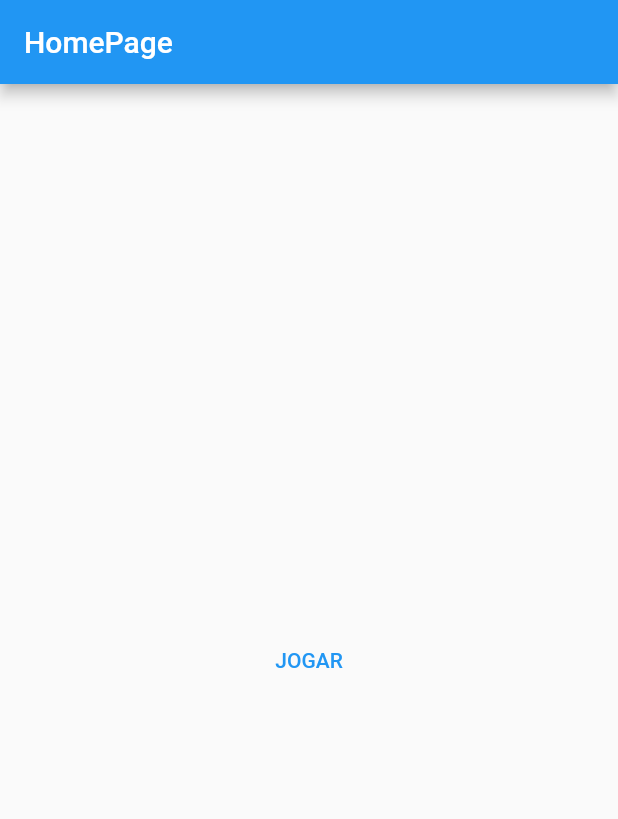
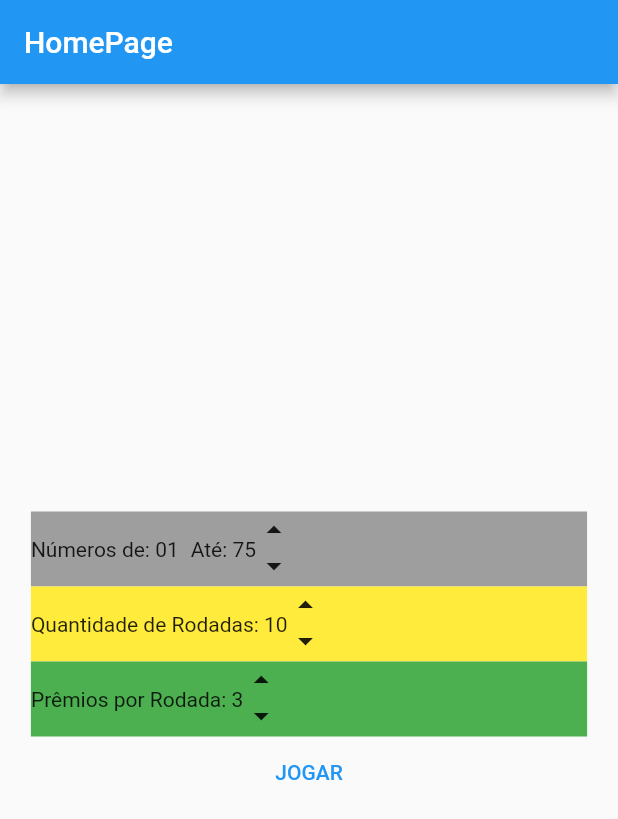
Before and after one commit to eversonevo/bingo_melissa, a Flutter app: the screen it shows after launch, on a phone screen of 412 x 824 dp. Shown: the top 819 px of the screen. Run offline on Flutter 3.47's test engine with Material 2 defaults, Android fonts, the phone set to English and light mode, and no system bars; our stand-ins replace get.

Commit message:
avanços

```diff
--- a/lib/app/modules/bingo/bingo_page.dart
+++ b/lib/app/modules/bingo/bingo_page.dart
@@ -14,6 +14,19 @@ class BingoPage extends GetView<BingoController> {
       ),
       body: Column(
         children: [
+          Text('Total de rodadas: '+controller.rodadas.toString()),
+          Container(
+            height: 50,
+            child: Row(
+              children: [
+                Text('Rodada: '),
+                Obx (() => Text(controller.iniciaRodada.value.toString())),
+                TextButton(onPressed: controller.validaRodadas, child: Text('PRÓXIMA RODADA')),
+              ],
+            ),
+          ),
+          SizedBox(height: 8,),
+          Text('Prêmio: '),
           SizedBox(
             width: double.infinity,
             height: 30,
--- a/lib/app/modules/bingo/widgets/button_bingo.dart
+++ b/lib/app/modules/bingo/widgets/button_bingo.dart
@@ -15,7 +15,7 @@ class ButtonBingo extends GetView<BingoController> {
     return Stack(
       children: [
         Obx(() => Visibility(
-              visible: controller.listaBingo[index].selected,
+              visible: controller.listBingo[index].selected,
               child: Container(
                 width: 50,
                 height: 50,
@@ -29,7 +29,7 @@ class ButtonBingo extends GetView<BingoController> {
               width: 40,
               height: 40,
               color: Colors.blue,
-              child: Center(child: Text(controller.listaBingo[index].index.toString())),
+              child: Center(child: Text(controller.listBingo[index].index.toString())),
             ),
           ),
         ),
--- a/lib/app/modules/home/home_page.dart
+++ b/lib/app/modules/home/home_page.dart
@@ -1,3 +1,4 @@
+import 'package:bingo_melissa/app/modules/home/widgets/create_row_bingo.dart';
 import 'package:get/get.dart';
 import 'package:flutter/material.dart';
 import './home_controller.dart';
@@ -12,10 +13,33 @@ class HomePage extends GetView<HomeController> {
         title: const Text('HomePage'),
       ),
       body: Container(
-          child: Center(
-        child:
-            TextButton(onPressed: controller.play, child: const Text('JOGAR')),
-      )),
-    );
+        width: double.infinity,
+          child: Column(
+            crossAxisAlignment: CrossAxisAlignment.center,
+            mainAxisAlignment: MainAxisAlignment.center,
+            children: [
+              Row(
+               mainAxisAlignment: MainAxisAlignment.center,
+                children: [
+                  CreateRowBingo(tipo: 'numeros'),
+                ],
+              ),
+              Row(
+               mainAxisAlignment: MainAxisAlignment.center,
+                children: [
+                  CreateRowBingo(tipo: 'rodadas'),
+                ],
+              ),
+              Row(
+               mainAxisAlignment: MainAxisAlignment.center,
+                children: [
+                  CreateRowBingo(tipo: 'premios'),
+                ],
+              ),
+
+              Center(child: TextButton(onPressed: controller.play, child: const Text('JOGAR'))),
+            ],
+          ),
+    ),);
   }
 }
--- /dev/null
+++ b/lib/app/modules/home/widgets/create_row_bingo.dart
@@ -0,0 +1,85 @@
+import 'package:bingo_melissa/app/modules/home/home_controller.dart';
+import 'package:flutter/material.dart';
+import 'package:get/get.dart';
+import 'package:get/get_state_manager/src/simple/get_view.dart';
+
+class CreateRowBingo extends GetView<HomeController> {
+
+  CreateRowBingo({ required String tipo, Key? key }) : _tipo = tipo,  super(key: key);
+
+  String _tipo;
+
+   @override
+   Widget build(BuildContext context) {
+       if (_tipo == 'numeros'){
+         return Container(
+         width: Get.width * 0.9,
+         height: 50,
+         color: Colors.grey,
+         child: Row(
+          mainAxisAlignment: MainAxisAlignment.start,
+           children: [
+             Text('Números de: 01'),
+             SizedBox(width: 8,),
+             Obx(() => Text('Até: '+controller.numeros.toString())),
+             Column(
+               children: [
+                 InkWell(child: Icon(Icons.arrow_drop_up),onTap: (){
+                   controller.cliqueNumeros('acima');
+                 },),
+                 InkWell(child: Icon(Icons.arrow_drop_down), onTap: (){
+                   controller.cliqueNumeros('abaixo');
+                 },),
+               ],
+             ),
+           ],
+         ),
+       );
+       }else if (_tipo == 'rodadas'){
+         return Container(
+         width: Get.width * 0.9,
+         height: 50,
+         color: Colors.yellow,
+         child: Row(
+          mainAxisAlignment: MainAxisAlignment.start,
+           children: [
+             Obx(() => Text('Quantidade de Rodadas: '+controller.rodadas.toString())),
+             Column(
+               children: [
+                 InkWell(child: Icon(Icons.arrow_drop_up),onTap: (){
+                   controller.cliqueRodadas('acima');
+                 },),
+                 InkWell(child: Icon(Icons.arrow_drop_down), onTap: (){
+                   controller.cliqueRodadas('abaixo');
+                 },),
+               ],
+             ),
+           ],
+         ),
+       );
+       }else{
+         return Container(
+         width: Get.width * 0.9,
+         height: 50,
+         color: Colors.green,
+         child: Row(
+          mainAxisAlignment: MainAxisAlignment.start,
+           children: [
+             Obx(() => Text('Prêmios por Rodada: '+controller.premios.toString())),
+             Column(
+               children: [
+                 InkWell(child: Icon(Icons.arrow_drop_up),onTap: (){
+                   controller.cliquePremios('acima');
+                 },),
+                 InkWell(child: Icon(Icons.arrow_drop_down), onTap: (){
+                   controller.cliquePremios('abaixo');
+                 },),
+               ],
+             ),
+           ],
+         ),
+       );
+       }
+       return Container();
+  }
+}
```
Also changed, not shown: lib/app/modules/bingo/bingo_controller.dart (+23 -6 lines), lib/app/modules/home/home_controller.dart (+58 -1 lines).
